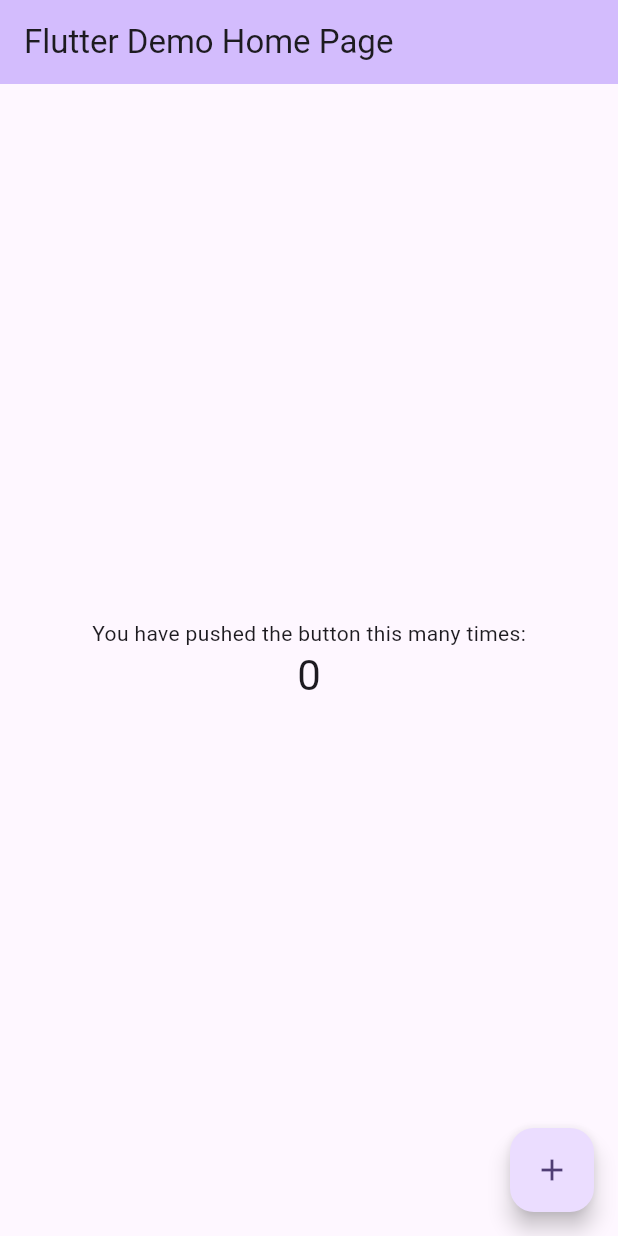
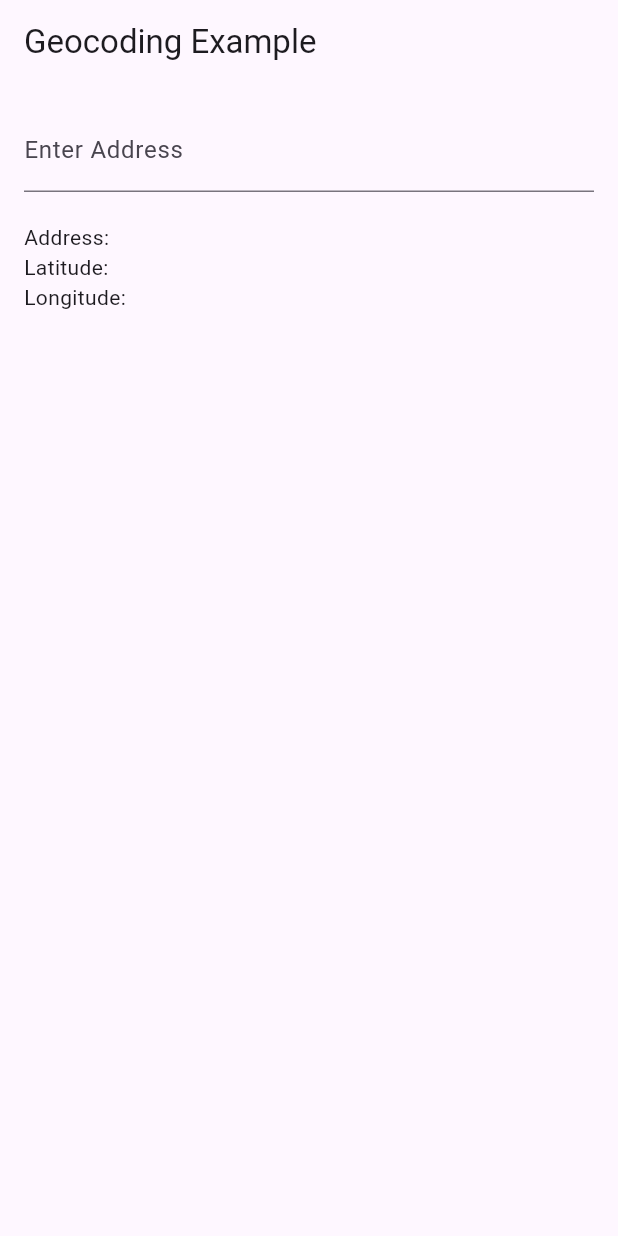
Before and after one commit to suryo/belajar_flutter, a Flutter app: the screen it shows after launch, on a phone screen of 412 x 824 dp. Run offline on Flutter 3.47's test engine with Material 3 defaults, Android fonts, the phone set to English and light mode, and no system bars; our stand-ins replace geocoding.

Commit message:
geocoding

```diff
--- a/lib/main.dart
+++ b/lib/main.dart
@@ -1,125 +1,67 @@
 import 'package:flutter/material.dart';
+import 'package:geocoding/geocoding.dart';
 
 void main() {
-  runApp(const MyApp());
+  runApp(MyApp());
 }
 
 class MyApp extends StatelessWidget {
-  const MyApp({super.key});
-
-  // This widget is the root of your application.
   @override
   Widget build(BuildContext context) {
     return MaterialApp(
-      title: 'Flutter Demo',
-      theme: ThemeData(
-        // This is the theme of your application.
-        //
-        // TRY THIS: Try running your application with "flutter run". You'll see
-        // the application has a purple toolbar. Then, without quitting the app,
-        // try changing the seedColor in the colorScheme below to Colors.green
-        // and then invoke "hot reload" (save your changes or press the "hot
-        // reload" button in a Flutter-supported IDE, or press "r" if you used
-        // the command line to start the app).
-        //
-        // Notice that the counter didn't reset back to zero; the application
-        // state is not lost during the reload. To reset the state, use hot
-        // restart instead.
-        //
-        // This works for code too, not just values: Most code changes can be
-        // tested with just a hot reload.
-        colorScheme: ColorScheme.fromSeed(seedColor: Colors.deepPurple),
-        useMaterial3: true,
-      ),
-      home: const MyHomePage(title: 'Flutter Demo Home Page'),
+      title: 'Geocoding Example',
+      home: GeocodingExample(),
     );
   }
 }
 
-class MyHomePage extends StatefulWidget {
-  const MyHomePage({super.key, required this.title});
-
-  // This widget is the home page of your application. It is stateful, meaning
-  // that it has a State object (defined below) that contains fields that affect
-  // how it looks.
-
-  // This class is the configuration for the state. It holds the values (in this
-  // case the title) provided by the parent (in this case the App widget) and
-  // used by the build method of the State. Fields in a Widget subclass are
-  // always marked "final".
-
-  final String title;
-
+class GeocodingExample extends StatefulWidget {
   @override
-  State<MyHomePage> createState() => _MyHomePageState();
+  _GeocodingExampleState createState() => _GeocodingExampleState();
 }
 
-class _MyHomePageState extends State<MyHomePage> {
-  int _counter = 0;
+class _GeocodingExampleState extends State<GeocodingExample> {
+  String _address = '';
+  String _latitude = '';
+  String _longitude = '';
 
-  void _incrementCounter() {
+  Future<void> _getCoordinates(String address) async {
+    List<Location> locations = await locationFromAddress(address);
     setState(() {
-      // This call to setState tells the Flutter framework that something has
-      // changed in this State, which causes it to rerun the build method below
-      // so that the display can reflect the updated values. If we changed
-      // _counter without calling setState(), then the build method would not be
-      // called again, and so nothing would appear to happen.
-      _counter++;
+      if (locations.isNotEmpty) {
+        _latitude = locations[0].latitude.toString();
+        _longitude = locations[0].longitude.toString();
+        _address = address;
+      } else {
+        _address = 'Address not found';
+        _latitude = '';
+        _longitude = '';
+      }
     });
   }
 
   @override
   Widget build(BuildContext context) {
-    // This method is rerun every time setState is called, for instance as done
-    // by the _incrementCounter method above.
-    //
-    // The Flutter framework has been optimized to make rerunning build methods
-    // fast, so that you can just rebuild anything that needs updating rather
-    // than having to individually change instances of widgets.
     return Scaffold(
       appBar: AppBar(
-        // TRY THIS: Try changing the color here to a specific color (to
-        // Colors.amber, perhaps?) and trigger a hot reload to see the AppBar
-        // change color while the other colors stay the same.
-        backgroundColor: Theme.of(context).colorScheme.inversePrimary,
-        // Here we take the value from the MyHomePage object that was created by
-        // the App.build method, and use it to set our appbar title.
-        title: Text(widget.title),
+        title: Text('Geocoding Example'),
       ),
-      body: Center(
-        // Center is a layout widget. It takes a single child and positions it
-        // in the middle of the parent.
+      body: Padding(
+        padding: EdgeInsets.all(16.0),
         child: Column(
-          // Column is also a layout widget. It takes a list of children and
-          // arranges them vertically. By default, it sizes itself to fit its
-          // children horizontally, and tries to be as tall as its parent.
-          //
-          // Column has various properties to control how it sizes itself and
-          // how it positions its children. Here we use mainAxisAlignment to
-          // center the children vertically; the main axis here is the vertical
-          // axis because Columns are vertical (the cross axis would be
-          // horizontal).
-          //
-          // TRY THIS: Invoke "debug painting" (choose the "Toggle Debug Paint"
-          // action in the IDE, or press "p" in the console), to see the
-          // wireframe for each widget.
-          mainAxisAlignment: MainAxisAlignment.center,
-          children: <Widget>[
-            const Text(
-              'You have pushed the button this many times:',
+          crossAxisAlignment: CrossAxisAlignment.start,
+          children: [
+            TextField(
+              decoration: InputDecoration(labelText: 'Enter Address'),
+              onSubmitted: (value) => _getCoordinates(value),
             ),
-            Text(
-              '$_counter',
-              style: Theme.of(context).textTheme.headlineMedium,
-            ),
+            SizedBox(height: 20),
+            Text('Address: $_address'),
+            Text('Latitude: $_latitude'),
+            Text('Longitude: $_longitude'),
           ],
         ),
       ),
-      floatingActionButton: FloatingActionButton(
-        onPressed: _incrementCounter,
-        tooltip: 'Increment',
-        child: const Icon(Icons.add),
-      ), // This trailing comma makes auto-formatting nicer for build methods.
     );
   }
 }
--- a/pubspec.yaml
+++ b/pubspec.yaml
@@ -35,6 +35,7 @@ dependencies:
   # The following adds the Cupertino Icons font to your application.
   # Use with the CupertinoIcons class for iOS style icons.
   cupertino_icons: ^1.0.6
+  geocoding: ^3.0.0
 
 dev_dependencies:
   flutter_test:
```
Also changed, not shown: pubspec.lock.
